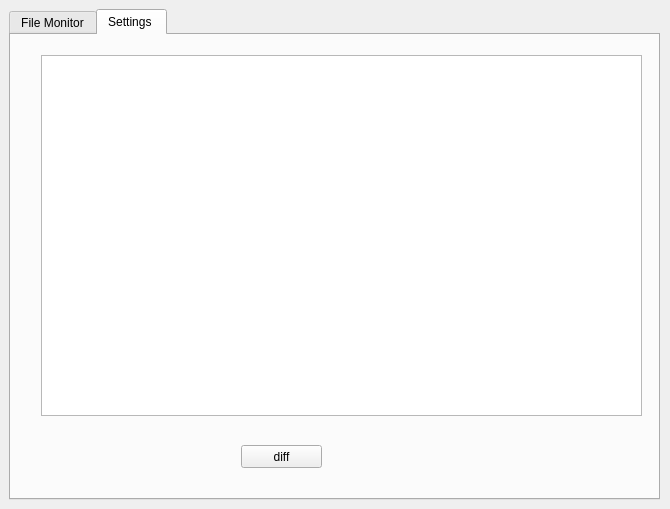
Qt form autofilebackup.ui (imatefx/auto-file-backup) before a commit.
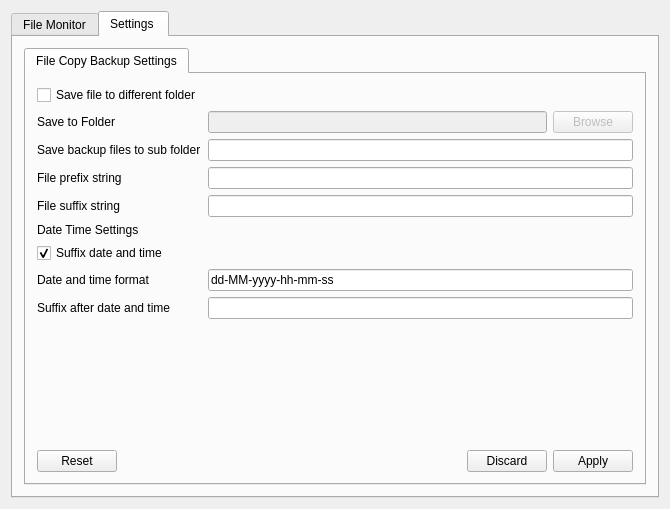
The same form after that commit.

Commit message: Implemented Copy File based Backup Added Suffix , Prefix , Date time to backup file

What changed in the file:
```diff
--- a/autofilebackup.ui
+++ b/autofilebackup.ui
@@ -13,15 +13,9 @@
   <property name="windowTitle">
    <string>AutoFileBackup</string>
   </property>
+  <layout class="QVBoxLayout" name="verticalLayout_6">
+   <item>
   <widget class="QTabWidget" name="mainTabWidget">
-   <property name="geometry">
-    <rect>
-     <x>9</x>
-     <y>9</y>
-     <width>651</width>
-     <height>491</height>
-    </rect>
-   </property>
    <property name="currentIndex">
     <number>1</number>
    </property>
@@ -67,31 +61,154 @@
     <attribute name="title">
      <string>Settings </string>
     </attribute>
-    <widget class="QPushButton" name="diffButton">
-     <property name="geometry">
-      <rect>
-       <x>230</x>
-       <y>410</y>
-       <width>81</width>
-       <height>23</height>
-      </rect>
-     </property>
+      <layout class="QVBoxLayout" name="verticalLayout_3">
+       <item>
+        <layout class="QVBoxLayout" name="verticalLayout_2">
+         <item>
+          <widget class="QTabWidget" name="fileBackupTabWidget">
+           <property name="currentIndex">
+            <number>0</number>
+           </property>
+           <widget class="QWidget" name="fileCopyTab">
+            <attribute name="title">
+             <string>File Copy Backup Settings</string>
+            </attribute>
+            <layout class="QVBoxLayout" name="verticalLayout_5">
+             <item>
+              <layout class="QVBoxLayout" name="verticalLayout_4">
+               <item>
+                <layout class="QFormLayout" name="formLayout">
+                 <property name="fieldGrowthPolicy">
+                  <enum>QFormLayout::AllNonFixedFieldsGrow</enum>
+                 </property>
+                 <item row="1" column="0">
+                  <widget class="QLabel" name="label">
      <property name="text">
-      <string>diff</string>
-     </property>
-    </widget>
-    <widget class="QListWidget" name="listWidget">
-     <property name="geometry">
-      <rect>
-       <x>30</x>
-       <y>20</y>
-       <width>601</width>
-       <height>361</height>
-      </rect>
-     </property>
-    </widget>
-   </widget>
-  </widget>
+                    <string>Save to Folder</string>
+                   </property>
+                  </widget>
+                 </item>
+                 <item row="1" column="1">
+                  <layout class="QHBoxLayout" name="horizontalLayout">
+                   <item>
+                    <widget class="QLineEdit" name="destinationDirLineEdit">
+                     <property name="enabled">
+                      <bool>false</bool>
+                     </property>
+                    </widget>
+                   </item>
+                   <item>
+                    <widget class="QPushButton" name="destinationDirBrowseButton">
+                     <property name="enabled">
+                      <bool>false</bool>
+                     </property>
+                     <property name="text">
+                      <string>Browse</string>
+                     </property>
+                    </widget>
+                   </item>
+                  </layout>
+                 </item>
+                 <item row="3" column="0">
+                  <widget class="QLabel" name="label_2">
+                   <property name="text">
+                    <string>File prefix string</string>
+                   </property>
+                  </widget>
+                 </item>
+                 <item row="3" column="1">
+                  <widget class="QLineEdit" name="filePrefixLineEdit"/>
+                 </item>
+                 <item row="4" column="0">
+                  <widget class="QLabel" name="label_3">
+                   <property name="text">
+                    <string>File suffix string</string>
+                   </property>
+                  </widget>
+                 </item>
+                 <item row="4" column="1">
+                  <widget class="QLineEdit" name="fileSuffixLineEdit"/>
+                 </item>
+                 <item row="5" column="0">
+                  <widget class="QLabel" name="label_4">
+                   <property name="text">
+                    <string>Date Time Settings</string>
+                   </property>
+                  </widget>
+                 </item>
+                 <item row="6" column="0">
+                  <widget class="QCheckBox" name="suffixDateTimeCheckBox">
+                   <property name="text">
+                    <string>Suffix date and time</string>
+                   </property>
+                   <property name="checked">
+                    <bool>true</bool>
+                   </property>
+                  </widget>
+                 </item>
+                 <item row="7" column="0">
+                  <widget class="QLabel" name="label_5">
+                   <property name="text">
+                    <string>Date and time format</string>
+                   </property>
+                  </widget>
+                 </item>
+                 <item row="7" column="1">
+                  <widget class="QLineEdit" name="suffixDateTimeFormatLineEdit">
+                   <property name="text">
+                    <string>dd-MM-yyyy-hh-mm-ss</string>
+                   </property>
+                  </widget>
+                 </item>
+                 <item row="0" column="0">
+                  <widget class="QCheckBox" name="saveToDiffDirCheckBox">
+                   <property name="text">
+                    <string>Save file to different folder</string>
+                   </property>
+                  </widget>
+                 </item>
+                 <item row="2" column="0">
+                  <widget class="QLabel" name="label_6">
+                   <property name="text">
+                    <string>Save backup files to sub folder</string>
+                   </property>
+                  </widget>
+                 </item>
+                 <item row="2" column="1">
+                  <widget class="QLineEdit" name="saveToSubDirLineEdit"/>
+                 </item>
+                 <item row="8" column="0">
+                  <widget class="QLabel" name="label_7">
+                   <property name="text">
+                    <string>Suffix after date and time</string>
+                   </property>
+                  </widget>
+                 </item>
+                 <item row="8" column="1">
+                  <widget class="QLineEdit" name="suffixAfterDateTimeLineEdit"/>
+                 </item>
+                </layout>
+               </item>
+              </layout>
+             </item>
+             <item>
+              <widget class="QDialogButtonBox" name="fileCopyButtonBox">
+               <property name="standardButtons">
+                <set>QDialogButtonBox::Apply|QDialogButtonBox::Discard|QDialogButtonBox::Reset</set>
+               </property>
+              </widget>
+             </item>
+            </layout>
+           </widget>
+          </widget>
+         </item>
+        </layout>
+       </item>
+      </layout>
+     </widget>
+    </widget>
+   </item>
+  </layout>
  </widget>
  <layoutdefault spacing="6" margin="11"/>
  <resources/>
```
Lines whose indentation alone changed are shown as unchanged. The commit also changes 2 other files.
